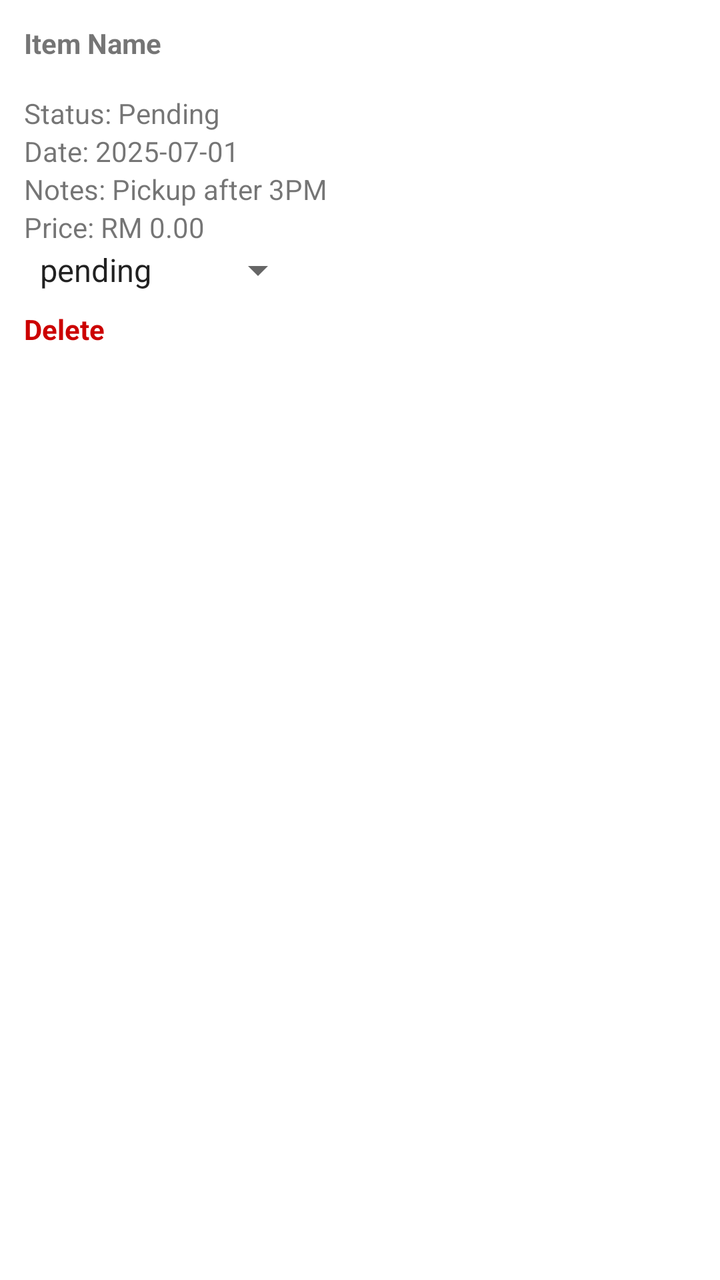
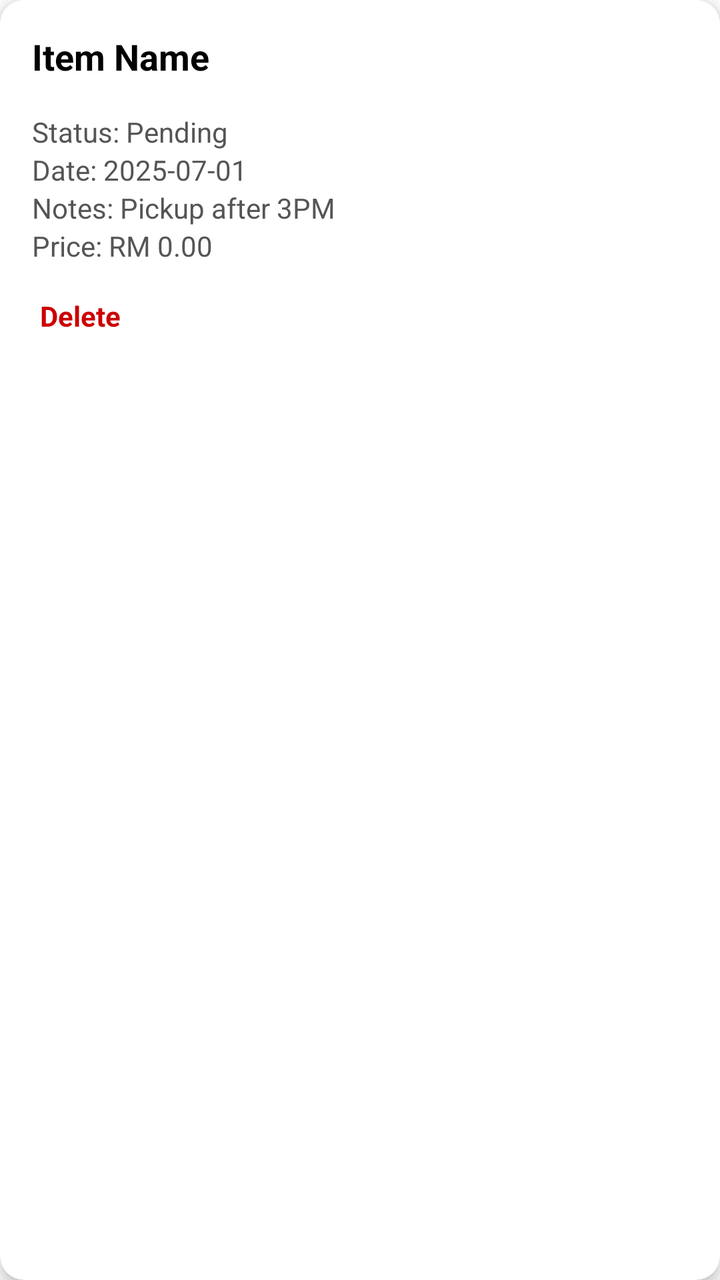

The first picture is an Android layout as it rendered before a commit; the second is the same layout after the commit. The layout source and the unified diff follow.
<!-- AndroidManifest.xml: application theme Theme.Lab_REST -->
<!-- res/layout/item_request.xml -->
<?xml version="1.0" encoding="utf-8"?>
<LinearLayout
    xmlns:android="http://schemas.android.com/apk/res/android"
    android:layout_width="match_parent"
    android:layout_height="wrap_content"
    android:padding="12dp"
    android:orientation="vertical"
    android:background="@android:color/white"
    android:layout_marginBottom="8dp"
    android:elevation="2dp">

    <TextView android:id="@+id/tvItemName"
        android:layout_width="wrap_content"
        android:layout_height="wrap_content"
        android:text="Item Name"
        android:textStyle="bold"/>

    <LinearLayout
        android:layout_width="match_parent"
        android:layout_height="wrap_content"
        android:orientation="vertical"
        android:padding="8dp">

        
        <TextView
            android:id="@+id/textViewWeight"
            android:layout_width="wrap_content"
            android:layout_height="wrap_content"
            android:text="Weight: 0.0 kg"
            android:textStyle="bold"
            android:visibility="gone" />

        
        <EditText
            android:id="@+id/edittextWeight"
            android:layout_width="wrap_content"
            android:layout_height="wrap_content"
            android:hint="Enter weight"
            android:inputType="numberDecimal"
            android:visibility="gone" />
    </LinearLayout>

    <TextView android:id="@+id/tvStatus"
        android:layout_width="wrap_content"
        android:layout_height="wrap_content"
        android:text="Status: Pending"/>

    <TextView android:id="@+id/tvDate"
        android:layout_width="wrap_content"
        android:layout_height="wrap_content"
        android:text="Date: 2025-07-01"/>

    <TextView android:id="@+id/tvNotes"
        android:layout_width="wrap_content"
        android:layout_height="wrap_content"
        android:text="Notes: Pickup after 3PM"/>

    <TextView
        android:id="@+id/tvPrice"
        android:layout_width="wrap_content"
        android:layout_height="wrap_content"
        android:text="Price: RM 0.00"/>

    <Spinner android:id="@+id/spinnerStatus"
        android:layout_width="wrap_content"
        android:layout_height="wrap_content"
        android:entries="@array/status_options" />

    
    <TextView
        android:id="@+id/tvDelete"
        android:layout_width="wrap_content"
        android:layout_height="wrap_content"
        android:text="Delete"
        android:textColor="@android:color/holo_red_dark"
        android:paddingTop="8dp"
        android:textStyle="bold"/>

</LinearLayout>
<!-- resources referenced by this layout -->
<resources>
  <string-array name="status_options"> <item>pending</item> <item>accepted</item> <item>successful</item> </string-array>
  <style name="Theme.Lab_REST" parent="Theme.MaterialComponents.DayNight.NoActionBar">
          
          <item name="colorPrimary">@color/teal_700</item>
          <item name="colorPrimaryVariant">@color/teal_900</item>
          <item name="colorOnPrimary">@color/white</item>
  
          <item name="colorSecondary">@color/amber_500</item>
          <item name="colorSecondaryVariant">@color/amber_700</item>
          <item name="colorOnSecondary">@color/black</item>
  
          
          <item name="android:statusBarColor">@color/teal_900</item>
          <item name="android:navigationBarColor">@color/black</item>
  
          
          
          <item name="windowActionBar">false</item>
          <item name="windowNoTitle">true</item>
      </style>
  <color name="teal_700">#018786</color>
  <color name="teal_900">#00574B</color>
  <color name="white">#FFFFFF</color>
  <color name="amber_500">#FFC107</color>
  <color name="amber_700">#FFA000</color>
  <color name="black">#000000</color>
</resources>

<!-- the commit's change to res/layout/item_request.xml (unified diff, before → after) -->
@@ -1,79 +1,113 @@
 <?xml version="1.0" encoding="utf-8"?>
-<LinearLayout
-    xmlns:android="http://schemas.android.com/apk/res/android"
+<androidx.cardview.widget.CardView xmlns:android="http://schemas.android.com/apk/res/android"
+    xmlns:app="http://schemas.android.com/apk/res-auto"
     android:layout_width="match_parent"
     android:layout_height="wrap_content"
-    android:padding="12dp"
-    android:orientation="vertical"
-    android:background="@android:color/white"
-    android:layout_marginBottom="8dp"
-    android:elevation="2dp">
-
-    <TextView android:id="@+id/tvItemName"
-        android:layout_width="wrap_content"
-        android:layout_height="wrap_content"
-        android:text="Item Name"
-        android:textStyle="bold"/>
+    android:layout_margin="8dp"
+    app:cardCornerRadius="12dp"
+    app:cardElevation="4dp">
 
     <LinearLayout
         android:layout_width="match_parent"
         android:layout_height="wrap_content"
         android:orientation="vertical"
-        android:padding="8dp">
+        android:padding="16dp"
+        android:background="@android:color/white">
 
         
         <TextView
-            android:id="@+id/textViewWeight"
+            android:id="@+id/tvItemName"
+            android:layout_width="match_parent"
+            android:layout_height="wrap_content"
+            android:text="Item Name"
+            android:textStyle="bold"
+            android:textSize="18sp"
+            android:textColor="#000000" />
+
+        
+        <LinearLayout
+            android:layout_width="match_parent"
+            android:layout_height="wrap_content"
+            android:orientation="vertical"
+            android:layout_marginTop="8dp">
+
+            
+            <TextView
+                android:id="@+id/textViewWeight"
+                android:layout_width="wrap_content"
+                android:layout_height="wrap_content"
+                android:text="Weight: 0.0 kg"
+                android:textStyle="bold"
+                android:textSize="14sp"
+                android:visibility="gone" />
+
+            
+            <EditText
+                android:id="@+id/edittextWeight"
+                android:layout_width="match_parent"
+                android:layout_height="wrap_content"
+                android:hint="Enter weight"
+                android:inputType="numberDecimal"
+                android:visibility="gone" />
+        </LinearLayout>
+
+        
+        <TextView
+            android:id="@+id/tvStatus"
             android:layout_width="wrap_content"
             android:layout_height="wrap_content"
-            android:text="Weight: 0.0 kg"
-            android:textStyle="bold"
-            android:visibility="gone" />
+            android:text="Status: Pending"
+            android:textSize="14sp"
+            android:textColor="#555555"
+            android:layout_marginTop="8dp" />
 
         
-        <EditText
-            android:id="@+id/edittextWeight"
+        <TextView
+            android:id="@+id/tvDate"
             android:layout_width="wrap_content"
             android:layout_height="wrap_content"
-            android:hint="Enter weight"
-            android:inputType="numberDecimal"
-            android:visibility="gone" />
+            android:text="Date: 2025-07-01"
+            android:textSize="14sp"
+            android:textColor="#555555" />
+
+        
+        <TextView
+            android:id="@+id/tvNotes"
+            android:layout_width="wrap_content"
+            android:layout_height="wrap_content"
+            android:text="Notes: Pickup after 3PM"
+            android:textSize="14sp"
+            android:textColor="#555555" />
+
+        
+        <TextView
+            android:id="@+id/tvPrice"
+            android:layout_width="wrap_content"
+            android:layout_height="wrap_content"
+            android:text="Price: RM 0.00"
+            android:textSize="14sp"
+            android:textColor="#555555" />
+
+        
+        <Spinner
+            android:id="@+id/spinnerStatus"
+            android:layout_width="wrap_content"
+            android:layout_height="wrap_content"
+            android:layout_marginTop="8dp"
+            android:visibility="gone"
+            android:entries="@array/status_options" />
+
+        
+        <TextView
+            android:id="@+id/tvDelete"
+            android:layout_width="wrap_content"
+            android:layout_height="wrap_content"
+            android:text="Delete"
+            android:textColor="@android:color/holo_red_dark"
+            android:textStyle="bold"
+            android:layout_marginTop="12dp"
+            android:background="?attr/selectableItemBackground"
+            android:padding="4dp" />
+
     </LinearLayout>
-
-    <TextView android:id="@+id/tvStatus"
-        android:layout_width="wrap_content"
-        android:layout_height="wrap_content"
-        android:text="Status: Pending"/>
-
-    <TextView android:id="@+id/tvDate"
-        android:layout_width="wrap_content"
-        android:layout_height="wrap_content"
-        android:text="Date: 2025-07-01"/>
-
-    <TextView android:id="@+id/tvNotes"
-        android:layout_width="wrap_content"
-        android:layout_height="wrap_content"
-        android:text="Notes: Pickup after 3PM"/>
-
-    <TextView
-        android:id="@+id/tvPrice"
-        android:layout_width="wrap_content"
-        android:layout_height="wrap_content"
-        android:text="Price: RM 0.00"/>
-
-    <Spinner android:id="@+id/spinnerStatus"
-        android:layout_width="wrap_content"
-        android:layout_height="wrap_content"
-        android:entries="@array/status_options" />
-
-    
-    <TextView
-        android:id="@+id/tvDelete"
-        android:layout_width="wrap_content"
-        android:layout_height="wrap_content"
-        android:text="Delete"
-        android:textColor="@android:color/holo_red_dark"
-        android:paddingTop="8dp"
-        android:textStyle="bold"/>
-
-</LinearLayout>
+</androidx.cardview.widget.CardView>
